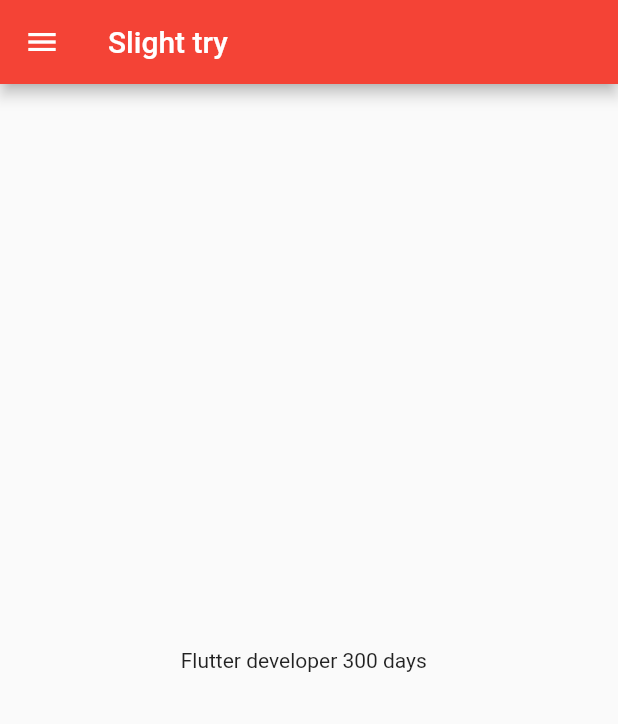
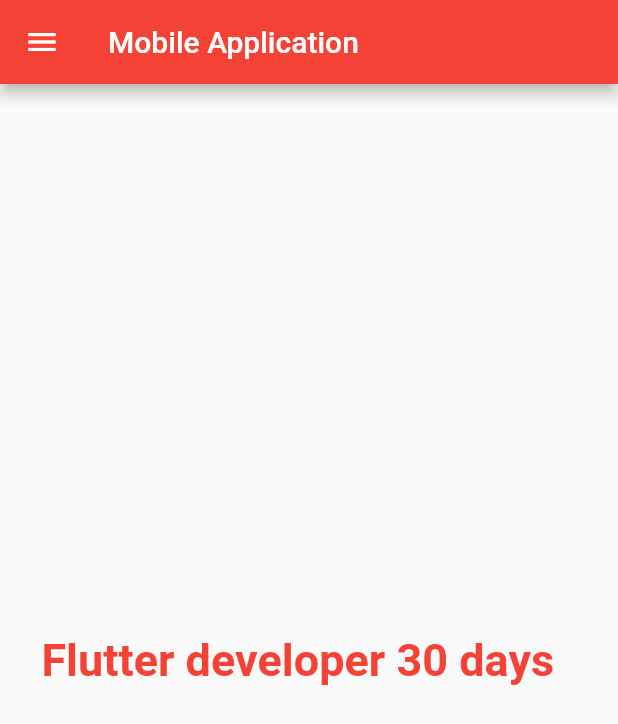
Before and after one commit to habibumar27/flutter_application_1, a Flutter app: the screen it shows after launch, on a phone screen of 412 x 824 dp. Shown: the top 724 px of the screen. Run offline on Flutter 3.47's test engine with Material 2 defaults, Android fonts, the phone set to English and light mode, and no system bars.

Commit message:
first commit

```diff
--- a/lib/pages/home_page.dart
+++ b/lib/pages/home_page.dart
@@ -1,24 +1,26 @@
 import 'package:flutter/material.dart';
+
 class HomePage extends StatelessWidget {
-  const HomePage({ Key? key }) : super(key: key);
+  const HomePage({Key? key}) : super(key: key);
 
   @override
   Widget build(BuildContext context) {
-    final int d = 300;
-     final String a = "days";
+    final int d = 30;
+    final String a = "days";
     return Scaffold(
       appBar: AppBar(
-        title: Text("Slight try"),
+        title: Text("Mobile Application"),
       ),
       body: Center(
         child: Container(
-          child: Text("Flutter developer $d $a  "),
+          child: Text(
+            "Flutter developer $d $a  ",
+            style: TextStyle(
+                color: Colors.red, fontSize: 30, fontWeight: FontWeight.bold),
+          ),
         ),
       ),
       drawer: Drawer(),
-
-
     );
-
   }
 }
```
